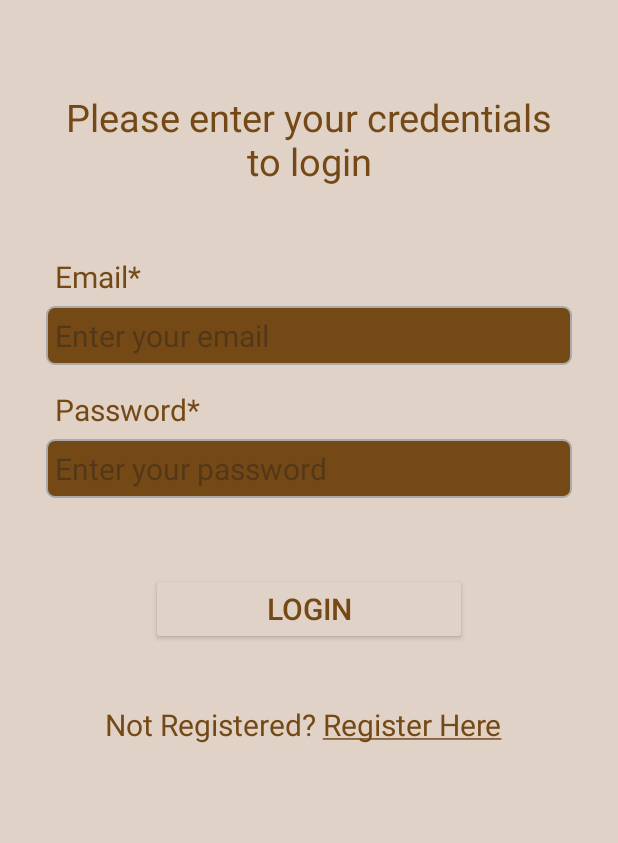
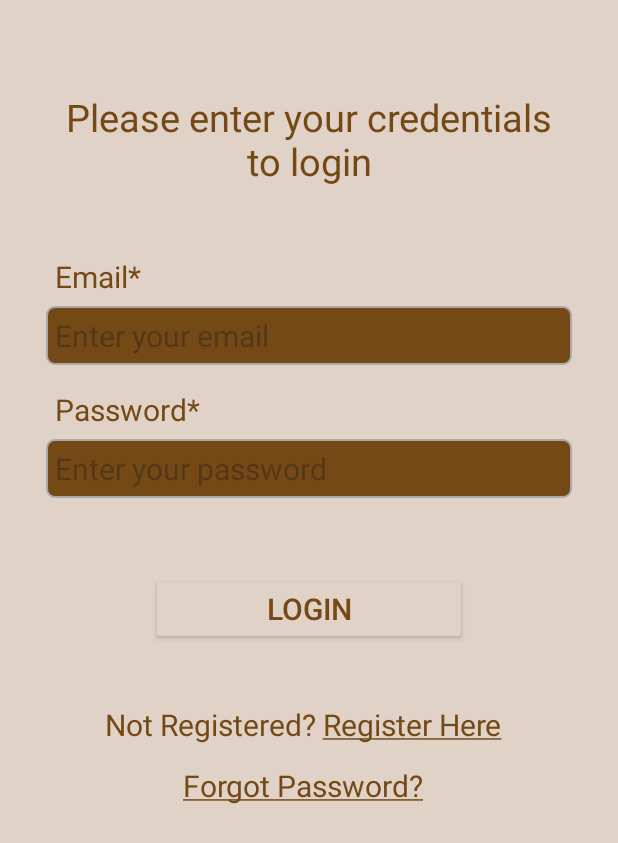
Before and after one commit to DevRaval2604/Citizen-Care, an Android app: the Login screen opened directly, with no data from a screen before it, on a phone screen of 412 x 824 dp. Shown: the top 843 px of the screen. Run offline under Robolectric (Android 15) with nearby library versions, the phone set to English and light mode, and no system bars; our stand-ins replace Firebase (no records; nobody signed in at launch, a user with empty details on screens opened directly), sdp/ssp sizes.

Commit message:
register page and login page

```diff
--- a/app/build.gradle
+++ b/app/build.gradle
@@ -43,4 +43,5 @@ dependencies {
     implementation 'com.intuit.ssp:ssp-android:1.1.0'
     implementation platform('com.google.firebase:firebase-bom:32.7.1')
     implementation 'com.google.firebase:firebase-analytics'
+
 }
--- a/app/src/main/AndroidManifest.xml
+++ b/app/src/main/AndroidManifest.xml
@@ -12,6 +12,9 @@
         android:supportsRtl="true"
         android:theme="@style/Theme.CitizenCare"
         tools:targetApi="31">
+        <activity
+            android:name=".Forgot_Password"
+            android:exported="false" />
         <activity
             android:name=".Contact_Us"
             android:exported="false" />
--- a/app/src/main/java/com/example/citizencare/Login.java
+++ b/app/src/main/java/com/example/citizencare/Login.java
@@ -11,6 +11,7 @@ import android.text.TextPaint;
 import android.text.TextUtils;
 import android.text.method.LinkMovementMethod;
 import android.text.style.ClickableSpan;
+import android.text.style.UnderlineSpan;
 import android.util.Patterns;
 import android.view.View;
 import android.widget.Button;
@@ -51,6 +52,19 @@ public class Login extends AppCompatActivity {
         textView1.setText(content);
         textView1.setMovementMethod(LinkMovementMethod.getInstance());
 
+
+        //forgot password
+
+        TextView forgotPwd = findViewById(R.id.forgot_password);
+        String forgotPassword="Forgot Password?";
+        SpannableString content1=new SpannableString(forgotPassword);
+        content1.setSpan(new UnderlineSpan(),0,content1.length(),0);
+        forgotPwd.setText(content1);
+        forgotPwd.setOnClickListener(view -> {
+            Toast.makeText(Login.this, "You can reset your password now!", Toast.LENGTH_SHORT).show();
+            Intent intent=new Intent(Login.this, Forgot_Password.class);
+            startActivity(intent);
+        });
         //login find views
         editTextLoginEmail = findViewById(R.id.editText_login_email);
         editTextLoginPwd = findViewById(R.id.editText_login_pwd);
@@ -61,9 +75,7 @@ public class Login extends AppCompatActivity {
         //login user
 
         Button buttonLogin = findViewById(R.id.button_login);
-        buttonLogin.setOnClickListener(new View.OnClickListener() {
-            @Override
-            public void onClick(View view) {
+        buttonLogin.setOnClickListener(view -> {
             String textEmail = editTextLoginEmail.getText().toString();
             String textPwd = editTextLoginPwd.getText().toString();
 
@@ -83,7 +95,6 @@ public class Login extends AppCompatActivity {
                 progressBar.setVisibility(View.VISIBLE);
             }
 
-            }
         });
     }
 }
--- a/app/src/main/java/com/example/citizencare/Register.java
+++ b/app/src/main/java/com/example/citizencare/Register.java
@@ -171,6 +171,7 @@ public class Register extends AppCompatActivity {
                 } catch (Exception e) {
                     Log.e(TAG, Objects.requireNonNull(e.getMessage()));
                     Toast.makeText(Register.this, e.getMessage(), Toast.LENGTH_LONG).show();
+
                 }
                 //Hide ProgressBar whether User creation is successful or failed
                 progressBar.setVisibility(View.GONE);
--- a/app/src/main/res/layout/activity_login.xml
+++ b/app/src/main/res/layout/activity_login.xml
@@ -93,6 +93,18 @@
             android:textColor="@color/text"
             android:layout_marginTop="@dimen/_30sdp"/>
 
+        <TextView
+            android:id="@+id/forgot_password"
+            android:layout_width="match_parent"
+            android:layout_height="wrap_content"
+            android:layout_below="@id/have_you_not_registered"
+            android:layout_marginStart="@dimen/_70sdp"
+            android:layout_marginTop="@dimen/_10sdp"
+            android:textColor="@color/text"
+            android:text="@string/forgot_password"
+            android:textSize="20sp"
+            tools:ignore="TextSizeCheck" />
+
         <ProgressBar
             android:layout_width="wrap_content"
             android:layout_height="wrap_content"
--- a/app/src/main/res/values/strings.xml
+++ b/app/src/main/res/values/strings.xml
@@ -29,4 +29,7 @@
     <string name="txtviewpassword">Password*</string>
     <string name="please_enter_your_credentials_to_login">Please enter your credentials to login</string>
     <string name="not_registered_register">Not Registered? Register Here</string>
+    <string name="forgot_password">Forgot Password?</string>
+    <string name="forgot_password_head">Please enter your registered email to receive password reset link</string>
+    <string name="reset_password">Reset Password</string>
 </resources>
```
Also changed, not shown: app/src/main/java/com/example/citizencare/Forgot_Password.java (added, +88 -0 lines), app/src/main/res/layout/activity_forgot_password.xml (added, +75 -0 lines). Lines whose indentation alone changed are shown as unchanged.
